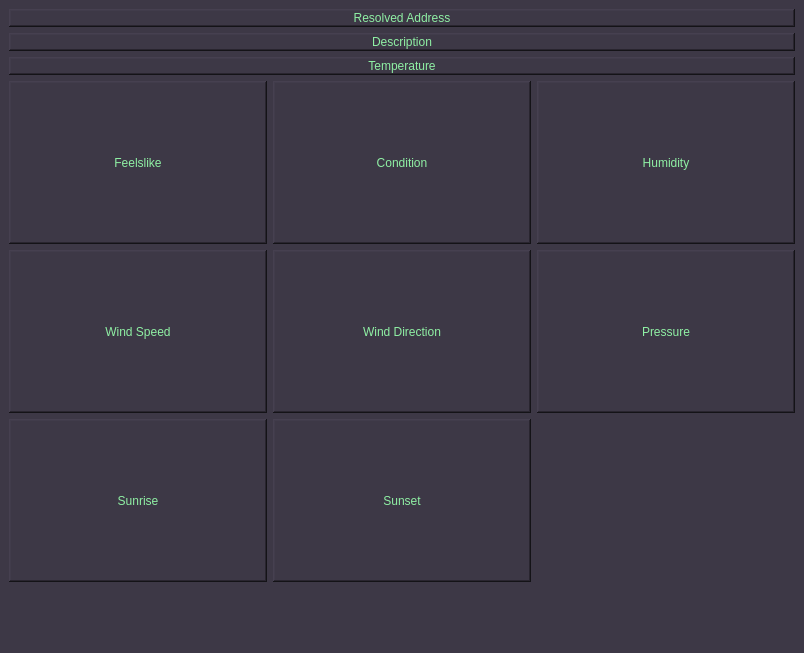
The window that mainwindow.ui (rajkane/weather-station) describes before a commit, drawn with Qt 5.
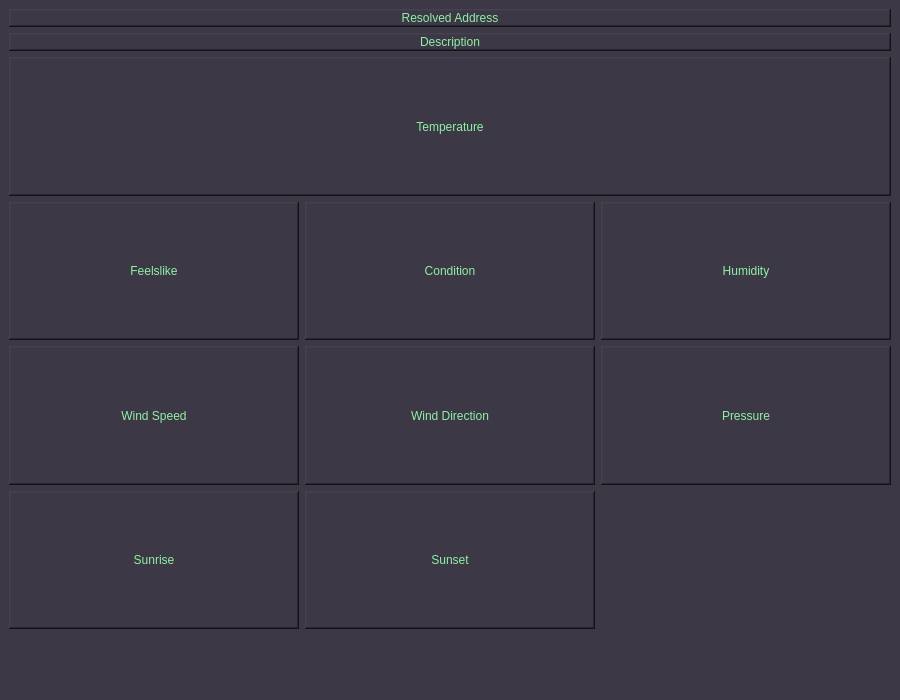
The same window after the commit.

```diff
--- a/mainwindow.ui
+++ b/mainwindow.ui
@@ -6,10 +6,16 @@
    <rect>
     <x>0</x>
     <y>0</y>
-    <width>804</width>
-    <height>653</height>
+    <width>900</width>
+    <height>700</height>
    </rect>
   </property>
+  <property name="minimumSize">
+   <size>
+    <width>900</width>
+    <height>700</height>
+   </size>
+  </property>
   <property name="windowTitle">
    <string>Weather Station</string>
   </property>
@@ -266,7 +272,7 @@
     <item row="2" column="0" colspan="3">
      <widget class="QLabel" name="lbl_temperature">
       <property name="sizePolicy">
-       <sizepolicy hsizetype="MinimumExpanding" vsizetype="Fixed">
+       <sizepolicy hsizetype="MinimumExpanding" vsizetype="MinimumExpanding">
         <horstretch>0</horstretch>
         <verstretch>0</verstretch>
        </sizepolicy>
```
Left out of the diff: 2 changed lines with no effect on the pictures.
